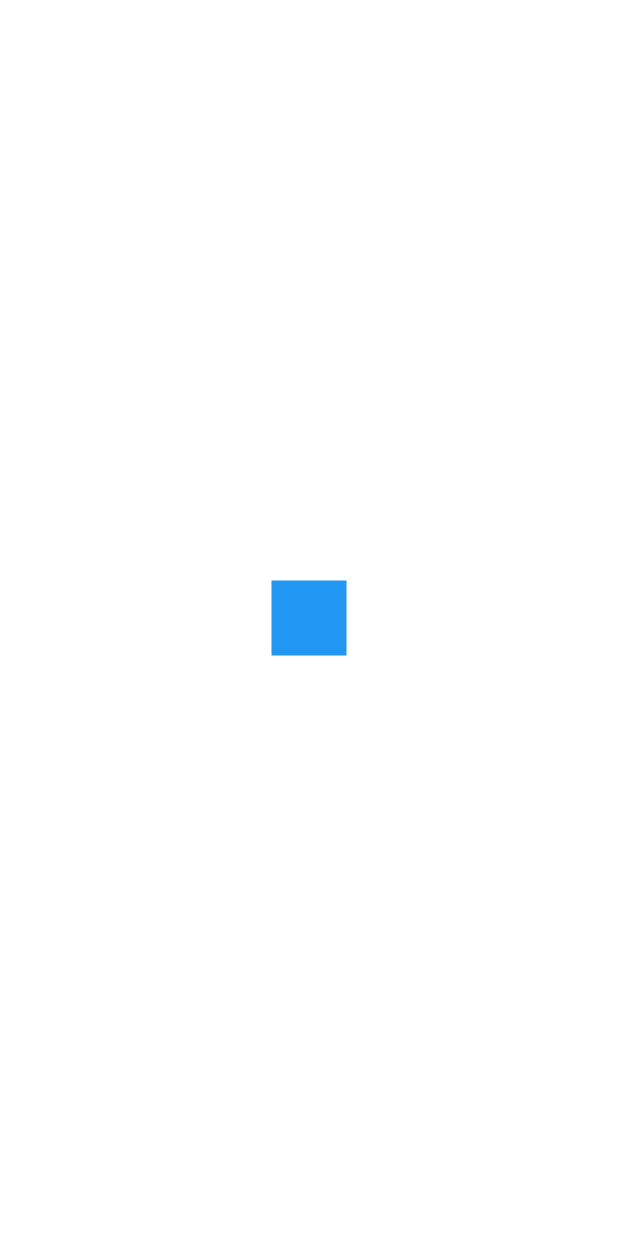
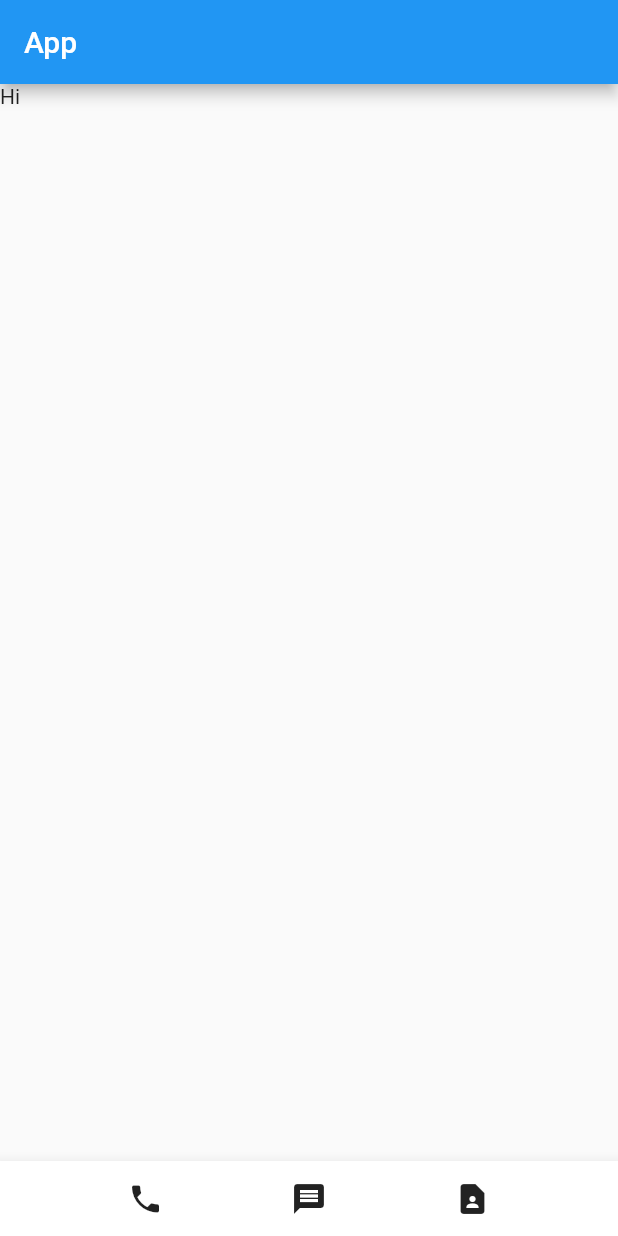
Before and after one commit to ByeongJuP/simple-flutter, a Flutter app: the screen it shows after launch, on a phone screen of 412 x 824 dp. Run offline on Flutter 3.47's test engine with Material 2 defaults, Android fonts, the phone set to English and light mode, and no system bars.

Commit message:
add: Scaffold

```diff
--- a/lib/main.dart
+++ b/lib/main.dart
@@ -10,17 +10,23 @@ class MyApp extends StatelessWidget {
   @override
   Widget build(BuildContext context) {
     return MaterialApp(
-      // home: Icon(Icons.star)
-      // home: Image.asset('assets/dog.jpeg')
-      // home: Container(
-      //   width: 50, height: 20, color: Colors.blue
-      // )
-      home: Center(
-        child: Container(
-          width: 50, height: 50, color: Colors.blue
-        )
+      home: Scaffold(
+        appBar: AppBar( title: const Text('App')),
+        body: const Text('Hi'),
+        bottomNavigationBar: BottomAppBar(
+          child: SizedBox(
+            height: 50,
+            child: Row(
+              mainAxisAlignment: MainAxisAlignment.spaceEvenly,
+              children: const [
+                Icon(Icons.phone),
+                Icon(Icons.message),
+                Icon(Icons.contact_page)
+              ],
+            ),
+          ),
+        ),
       )
     );
-
   }
 }
```
